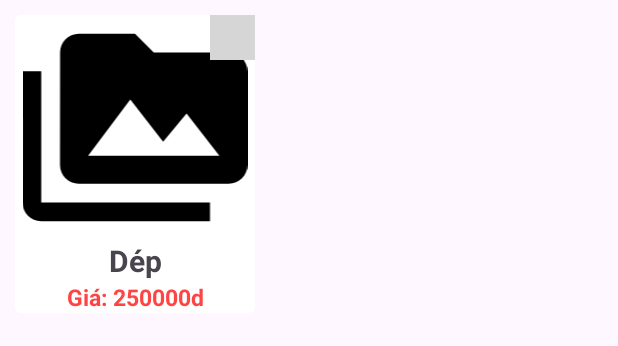
After one commit to nguyenducquanglinh/Appbanhang, an Android app: the layout item_mau_sp.xml on its own in the app's theme, with its tools: preview values and no code run, on a phone screen of 412 x 824 dp. The commit adds this screen. Shown: the top 346 px of the screen. Run offline under Robolectric (Android 15) with nearby library versions, the phone set to English and light mode, and no system bars; grey boxes are pictures that could not be loaded.

Commit message:
first update

```diff
--- a/app/src/main/java/com/example/appbanhang/retrofit/ApiBanHang.java
+++ b/app/src/main/java/com/example/appbanhang/retrofit/ApiBanHang.java
@@ -1,6 +1,7 @@
 package com.example.appbanhang.retrofit;
 
 import com.example.appbanhang.Model.LoaiSpModel;
+import com.example.appbanhang.Model.MauSanPhamModel;
 
 import io.reactivex.rxjava3.core.Observable;
 import retrofit2.http.GET;
@@ -8,4 +9,7 @@ import retrofit2.http.GET;
 public interface ApiBanHang {
     @GET("getloaisp.php")
     Observable<LoaiSpModel> getLoaiSp();
+
+    @GET("getmausp.php")
+    Observable<MauSanPhamModel> getMauSp();
 }
--- /dev/null
+++ b/app/src/main/res/layout/item_mau_sp.xml
@@ -0,0 +1,50 @@
+<?xml version="1.0" encoding="utf-8"?>
+<androidx.cardview.widget.CardView xmlns:android="http://schemas.android.com/apk/res/android"
+    xmlns:app="http://schemas.android.com/apk/res-auto"
+    android:elevation="8dp"
+    android:layout_marginTop="10dp"
+    android:layout_marginLeft="10dp"
+    android:layout_marginRight="10dp"
+    app:cardCornerRadius="4dp"
+    android:layout_width="160dp"
+    android:layout_height="wrap_content">
+    <FrameLayout
+        android:layout_width="match_parent"
+        android:layout_height="match_parent">
+
+        <LinearLayout
+            android:orientation="vertical"
+            android:layout_width="match_parent"
+            android:layout_height="match_parent">
+            <ImageView
+                android:id="@+id/itemsp_image"
+                android:src="@drawable/ic_media_24"
+                android:layout_width="match_parent"
+                android:layout_height="150dp"/>
+            <TextView
+                android:id="@+id/itemsp_ten"
+                android:text="Dép"
+                android:textSize="20sp"
+                android:textStyle="bold"
+                android:gravity="center"
+                android:layout_width="match_parent"
+                android:layout_height="wrap_content"/>
+            <TextView
+                android:id="@+id/itemsp_gia"
+                android:text="Giá: 250000d"
+                android:textSize="15sp"
+                android:textColor="@android:color/holo_red_light"
+                android:textStyle="bold"
+                android:gravity="center"
+                android:layout_width="match_parent"
+                android:layout_height="wrap_content"/>
+        </LinearLayout>
+        <ImageView
+            android:src="@drawable/iconnew_w512"
+            android:layout_gravity="top|right"
+            android:layout_width="30dp"
+            android:layout_height="30dp"/>
+    </FrameLayout>
+
+
+</androidx.cardview.widget.CardView>
--- a/app/src/main/res/layout/item_sanpham.xml
+++ b/app/src/main/res/layout/item_sanpham.xml
@@ -13,7 +13,8 @@
         android:layout_height="45dp"/>
     <TextView
         android:id="@+id/item_tensp"
-        android:textSize="15sp"
+        android:textStyle="bold"
+        android:textSize="20sp"
         android:layout_marginLeft="10dp"
         android:text="Giay"
         android:textColor="@android:color/holo_red_light"
```
Also changed, not shown: app/src/main/java/com/example/appbanhang/Activity/MainActivity.java (+31 -2 lines), app/src/main/java/com/example/appbanhang/Adapter/MauSanPhamAdapter.java (added, +62 -0 lines), app/src/main/java/com/example/appbanhang/Model/MauSanPham.java (added, +58 -0 lines), app/src/main/java/com/example/appbanhang/Model/MauSanPhamModel.java (added, +33 -0 lines).
